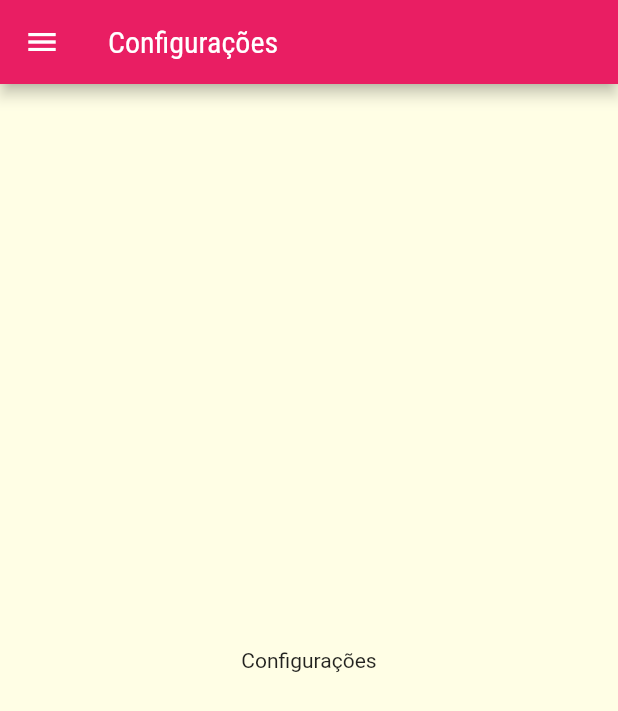
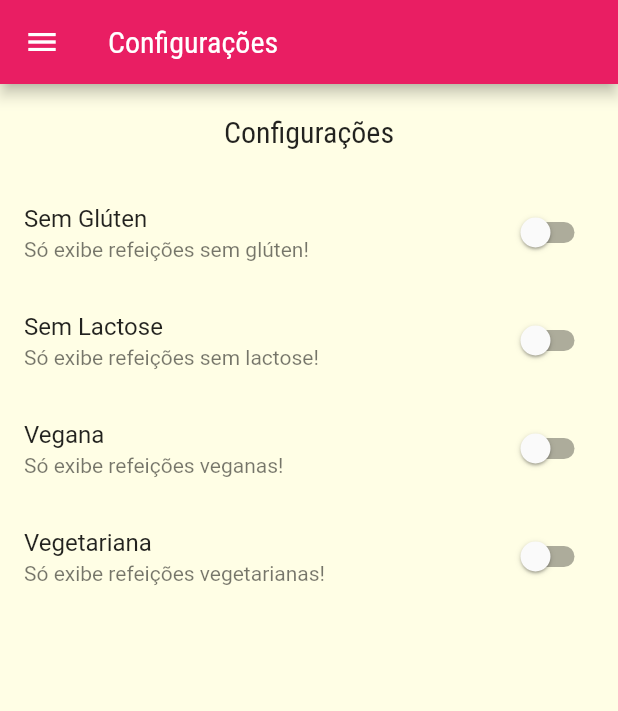
Before and after one commit to pf-haidar/meals, a Flutter app: the SettingsScreen screen opened by its route, on a phone screen of 412 x 824 dp. Shown: the top 711 px of the screen. Run offline on Flutter 3.47's test engine with Material 2 defaults, Android fonts, the phone set to English and light mode, and no system bars; network calls fail.

```diff
--- a/lib/screens/settings_screen.dart
+++ b/lib/screens/settings_screen.dart
@@ -1,19 +1,91 @@
 import 'package:flutter/material.dart';
 import 'package:meals/components/main_drawer.dart';
+import 'package:meals/models/settings.dart';
 
-class SettingsScreen extends StatelessWidget {
-  const SettingsScreen({Key? key}) : super(key: key);
+class SettingsScreen extends StatefulWidget {
+
+  final Function(Settings) onSettingsChanged;
+  final Settings settings;
+
+  const SettingsScreen({Key? key, required this.onSettingsChanged, required this.settings}) : super(key: key);
+
+  @override
+  State<SettingsScreen> createState() => _SettingsScreenState();
+}
+
+class _SettingsScreenState extends State<SettingsScreen> {
+  late Settings settings;
+
+  @override
+  void initState() {
+    super.initState();
+    settings = widget.settings;
+  }
+
+  Widget _createSwitch(
+    String title,
+    String subtitle,
+    bool value,
+    Function(bool) onChanged,
+  ) {
+    return SwitchListTile.adaptive(
+      value: value,
+      title: Text(title),
+      subtitle: Text(subtitle),
+      onChanged: (value) {
+        onChanged(value);
+        widget.onSettingsChanged(settings);
+      },
+    );
+  }
 
   @override
   Widget build(BuildContext context) {
     return Scaffold(
-      appBar: AppBar(
-        title: const Text('Configurações'),
-      ),
-      drawer: const MainDrawer(),
-      body: const Center(
-        child: Text('Configurações'),
-      ),
-    );
+        appBar: AppBar(
+          title: const Text('Configurações'),
+        ),
+        drawer: const MainDrawer(),
+        body: Column(
+          children: [
+            Container(
+              padding: const EdgeInsets.all(20),
+              child: Text(
+                'Configurações',
+                style: Theme.of(context).textTheme.headline6,
+              ),
+            ),
+            Expanded(
+              child: ListView(
+                children: [
+                  _createSwitch(
+                    'Sem Glúten',
+                    'Só exibe refeições sem glúten!',
+                    settings.isGlutenFree,
+                    (value) => setState(() => settings.isGlutenFree = value),
+                  ),
+                  _createSwitch(
+                    'Sem Lactose',
+                    'Só exibe refeições sem lactose!',
+                    settings.isLactoseFree,
+                    (value) => setState(() => settings.isLactoseFree = value),
+                  ),
+                  _createSwitch(
+                    'Vegana',
+                    'Só exibe refeições veganas!',
+                    settings.isVegan,
+                    (value) => setState(() => settings.isVegan = value),
+                  ),
+                  _createSwitch(
+                    'Vegetariana',
+                    'Só exibe refeições vegetarianas!',
+                    settings.isVegetarian,
+                    (value) => setState(() => settings.isVegetarian = value),
+                  ),
+                ],
+              ),
+            ),
+          ],
+        ));
   }
 }
```
Also changed, not shown: lib/main.dart (+49 -5 lines), lib/screens/categories_meals_screen.dart (+6 -1 lines), lib/screens/favorite_screen.dart (+18 -5 lines), lib/screens/meal_detail_screen.dart (+9 -4 lines), lib/screens/superior_tabs_screen.dart (+37 -37 lines), lib/screens/tabs_screen.dart (+12 -3 lines).
